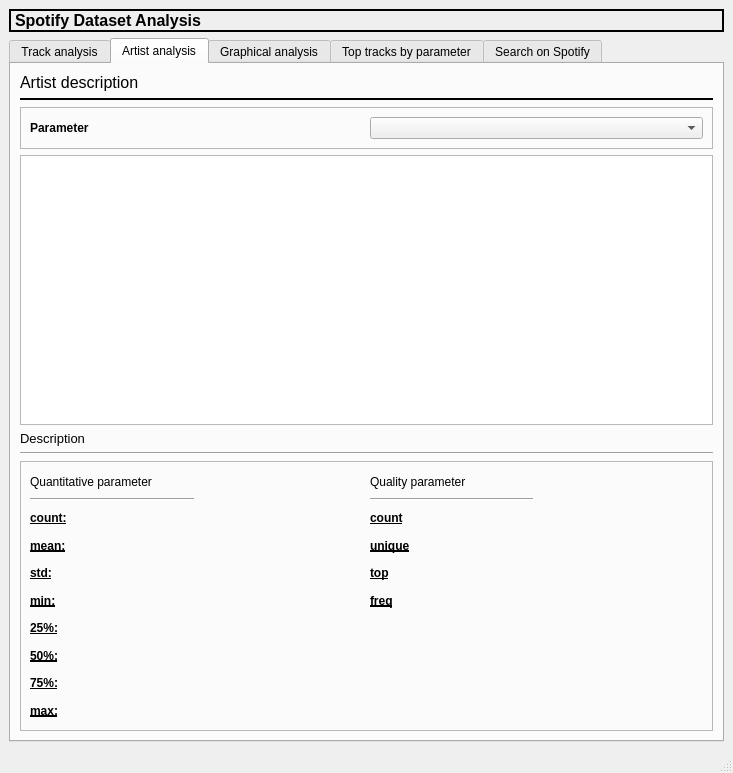
Above: graphics/main.ui from moonless-linew/edu-hse-spotify-analyser before the change. Below: the same form after it.
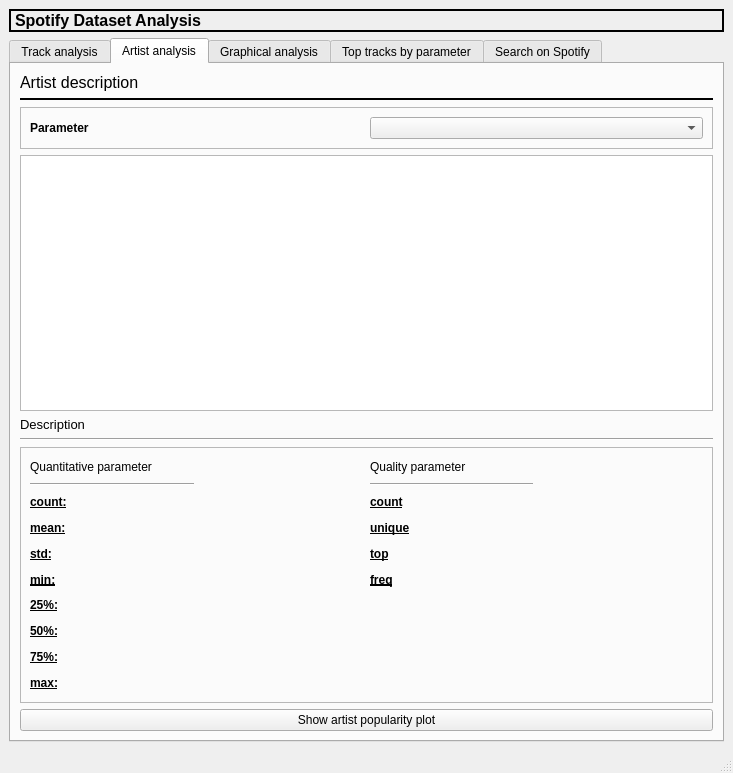
That is the form after the change. The open tabs and pages were chosen to show the change. Icons and pictures are not drawn.

Commit message: artist popularity plot

```diff
--- a/graphics/main.ui
+++ b/graphics/main.ui
@@ -961,6 +961,13 @@
           </layout>
          </widget>
         </item>
+        <item>
+         <widget class="QPushButton" name="popularity_plot">
+          <property name="text">
+           <string>Show artist popularity plot</string>
+          </property>
+         </widget>
+        </item>
        </layout>
       </widget>
       <widget class="QWidget" name="tab">
```
Left out of the diff: 2 changed lines with no effect on the pictures. The commit also changes 3 other files.
